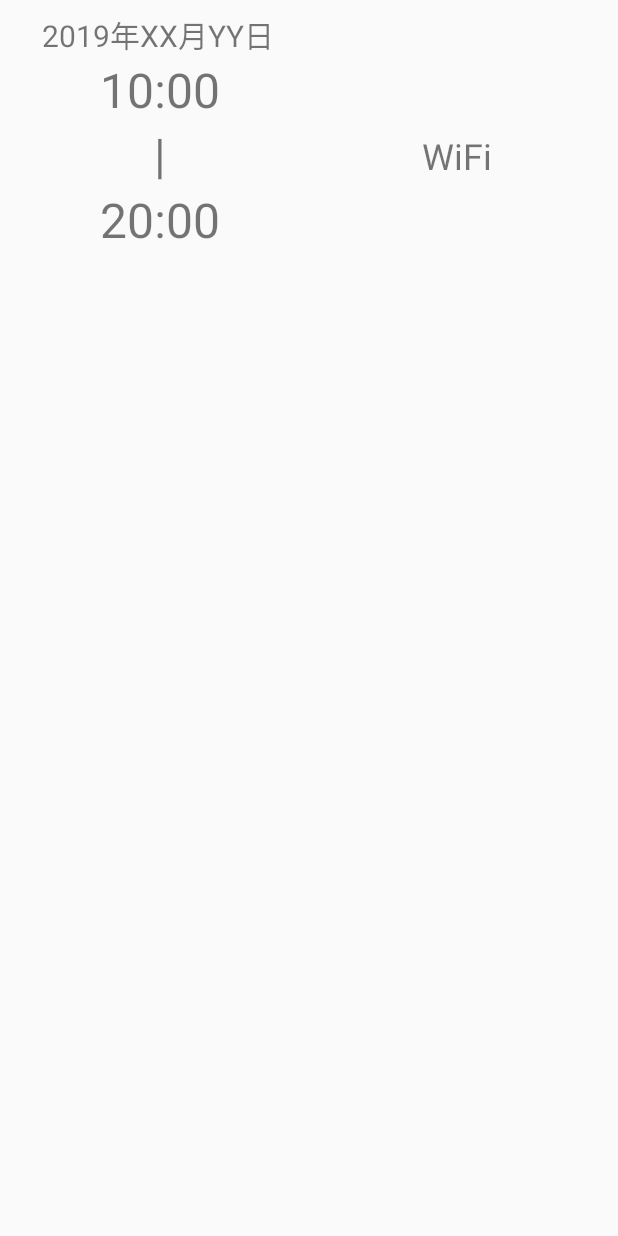
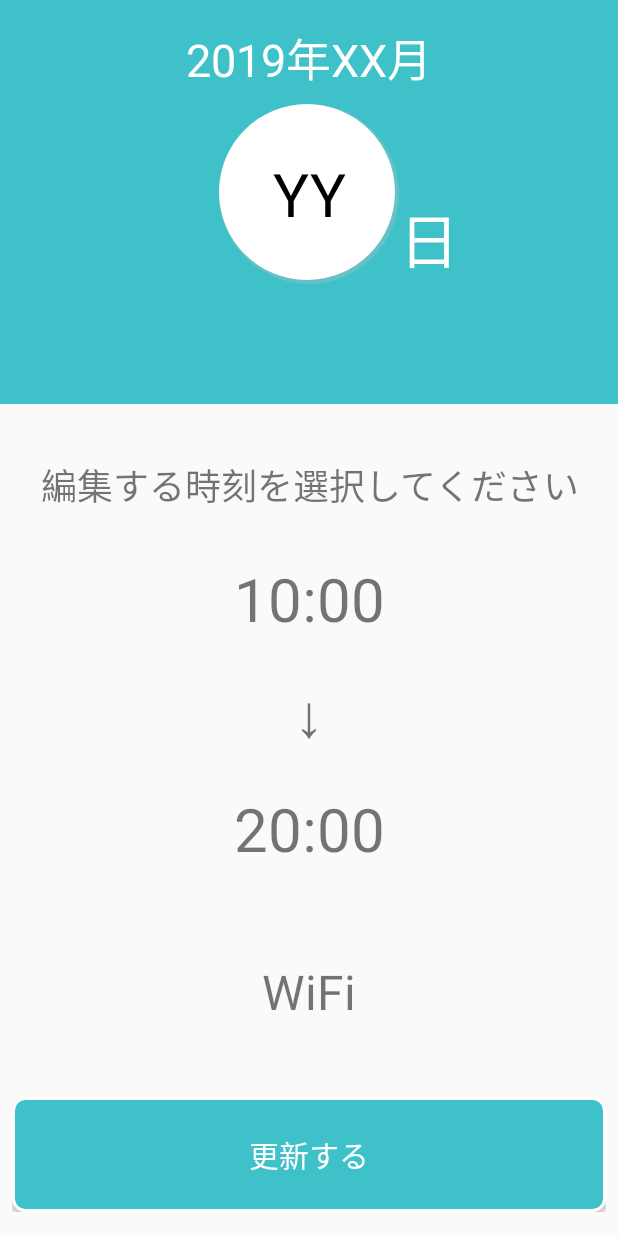
Before and after one commit to valjapan/AttendanceApp, an Android app: the WorkDataDetailActivity screen opened directly, with no data from a screen before it, on a phone screen of 412 x 824 dp. Run offline under Robolectric (Android 15) with nearby library versions, the phone set to English and light mode, and no system bars; libraries missing offline, so code that uses them is left out: io.realm; 9 statements that could not run were skipped.

Commit message:
UIできた！

```diff
--- a/app/src/main/java/com/valjapan/kintai/WorkDataDetailActivity.kt
+++ b/app/src/main/java/com/valjapan/kintai/WorkDataDetailActivity.kt
@@ -25,9 +25,11 @@ class WorkDataDetailActivity : AppCompatActivity() {
 
         val startTime = data?.startTime
         val finishTime = data?.finishTime
+        val day = SimpleDateFormat("yyyy年MM月")
         val date = SimpleDateFormat("dd", Locale.JAPANESE)
         val hour = SimpleDateFormat("HH:mm", Locale.JAPANESE)
 
+        dateTextView.text = day.format(startTime)
         dayTextView.text = date.format(startTime)
         startTimeTextView.text = hour.format(startTime)
         if (finishTime == null) {
--- a/app/src/main/java/com/valjapan/kintai/adapter/RealmViewAdapter.kt
+++ b/app/src/main/java/com/valjapan/kintai/adapter/RealmViewAdapter.kt
@@ -106,7 +106,4 @@ class RealmViewAdapter(
         var cardView: CardView = view.findViewById(R.id.cardView)
     }
 
-    interface OnItemClickListener {
-        fun onClickItem(key: String, item: WorkData)
-    }
 }
--- a/app/src/main/java/com/valjapan/kintai/fragment/AddWorkLogFragment.kt
+++ b/app/src/main/java/com/valjapan/kintai/fragment/AddWorkLogFragment.kt
@@ -37,7 +37,7 @@ class AddWorkLogFragment : Fragment() {
         workData = WorkData()
 
         if (readRealm() != null) {
-            view.addWorkDataImage.setImageResource(R.drawable.shape_round_orange)
+            view.addWorkDataImage.setImageResource(R.drawable.shape_round_blue)
             view.kakunin.text = "TAIKIN"
         } else {
             view.addWorkDataImage.setImageResource(R.drawable.shape_round)
@@ -51,7 +51,7 @@ class AddWorkLogFragment : Fragment() {
                 view.kakunin.text = "SHUKKIN"
                 reWriteRealm(data)
             } else {
-                view.addWorkDataImage.setImageResource(R.drawable.shape_round_orange)
+                view.addWorkDataImage.setImageResource(R.drawable.shape_round_blue)
                 view.kakunin.text = "TAIKIN"
                 addRealm(getWiFi())
             }
--- /dev/null
+++ b/app/src/main/res/drawable/button_background.xml
@@ -0,0 +1,12 @@
+<?xml version="1.0" encoding="utf-8"?>
+<shape xmlns:android="http://schemas.android.com/apk/res/android"
+    android:shape="rectangle">
+    <solid android:color="@color/colorPrimary" />
+
+    <corners android:radius="8dp" />
+
+    <stroke
+        android:width="2dp"
+        android:color="#ffffff" />
+
+</shape>
--- /dev/null
+++ b/app/src/main/res/drawable/shape_round_white.xml
@@ -0,0 +1,26 @@
+<?xml version="1.0" encoding="utf-8"?>
+
+
+<layer-list xmlns:android="http://schemas.android.com/apk/res/android">
+
+    <item>
+        <shape android:shape="oval">
+            <!--shadow Color-->
+            <solid android:color="#50BBBBBB" />
+
+            <size
+                android:width="120dp"
+                android:height="120dp" />
+        </shape>
+    </item>
+
+    <item
+        android:bottom="3dp"
+        android:left="0dp"
+        android:right="3dp"
+        android:top="0dp">
+        <shape android:shape="oval">
+            <solid android:color="@color/white" />
+        </shape>
+    </item>
+</layer-list>
--- a/app/src/main/res/layout/activity_work_data_detail.xml
+++ b/app/src/main/res/layout/activity_work_data_detail.xml
@@ -4,22 +4,69 @@
     android:layout_width="match_parent"
     android:layout_height="match_parent"
     android:orientation="vertical"
-    android:padding="8dp"
     tools:context=".WorkDataDetailActivity">
+
+    <RelativeLayout
+        android:layout_width="match_parent"
+        android:layout_height="0dp"
+        android:layout_weight="1"
+        android:background="@color/colorPrimary">
+
+        <LinearLayout
+            android:layout_width="match_parent"
+            android:layout_height="match_parent"
+            android:orientation="vertical">
+
+            <TextView
+                android:id="@+id/dateTextView"
+                android:layout_width="match_parent"
+                android:layout_height="wrap_content"
+                android:layout_centerHorizontal="true"
+                android:layout_marginTop="16dp"
+                android:gravity="center"
+                android:text="2019年XX月"
+                android:textColor="@color/white"
+                android:textSize="30sp"
+                android:transitionName="dateTime" />
+
+            <RelativeLayout
+                android:layout_width="match_parent"
+                android:layout_height="120dp"
+                android:layout_marginTop="8dp">
 
                 <TextView
                     android:id="@+id/dayTextView"
-        android:layout_width="match_parent"
+                    android:layout_width="120dp"
+                    android:layout_height="120dp"
+                    android:layout_centerHorizontal="true"
+                    android:background="@drawable/shape_round_white"
+                    android:gravity="center"
+                    android:text="YY"
+                    android:textColor="@color/grey_black_1000"
+                    android:textSize="40sp"
+                    android:transitionName="dateTime" />
+
+                <TextView
+                    android:layout_width="wrap_content"
                     android:layout_height="wrap_content"
-        android:layout_marginStart="20dp"
-        android:text="2019年XX月YY日"
-        android:textSize="20sp"
+                    android:layout_alignParentBottom="true"
+                    android:layout_toRightOf="@+id/dayTextView"
+                    android:text="日"
+                    android:textColor="@color/white"
+                    android:textSize="40sp"
                     android:transitionName="dateTime" />
+            </RelativeLayout>
+        </LinearLayout>
+    </RelativeLayout>
 
     <LinearLayout
         android:layout_width="match_parent"
-        android:layout_height="132dp"
-        android:orientation="horizontal">
+        android:layout_height="0dp"
+        android:layout_marginTop="8dp"
+        android:layout_marginBottom="8dp"
+        android:layout_weight="2"
+        android:orientation="horizontal"
+        android:padding="8dp">
 
         <LinearLayout
             android:layout_width="0dp"
@@ -28,44 +75,66 @@
             android:orientation="vertical">
 
             <TextView
+                android:layout_width="match_parent"
+                android:layout_height="0dp"
+                android:layout_weight="1"
+                android:gravity="center"
+                android:text="編集する時刻を選択してください"
+                android:textSize="24sp"
+                android:transitionName="ssid" />
+
+            <TextView
                 android:id="@+id/startTimeTextView"
                 android:layout_width="match_parent"
-                android:layout_height="wrap_content"
+                android:layout_height="0dp"
+                android:layout_weight="1"
                 android:gravity="center"
                 android:text="10:00"
-                android:textSize="32sp"
+                android:textSize="40sp"
                 android:transitionName="startTime" />
 
             <TextView
                 android:layout_width="match_parent"
-                android:layout_height="wrap_content"
+                android:layout_height="0dp"
+                android:layout_weight="1"
                 android:gravity="center"
-                android:text="|"
-                android:textSize="32sp"
+                android:text="↓"
+                android:textSize="40sp"
                 android:transitionName="finishTime" />
 
             <TextView
                 android:id="@+id/finishTimeTextView"
                 android:layout_width="match_parent"
-                android:layout_height="wrap_content"
+                android:layout_height="0dp"
+                android:layout_weight="1"
                 android:gravity="center"
                 android:text="20:00"
-                android:textSize="32sp"
+                android:textSize="40sp"
                 android:transitionName="finishTime" />
-
-        </LinearLayout>
 
             <TextView
                 android:id="@+id/ssidTimeTextView"
-            android:layout_width="0dp"
-            android:layout_height="match_parent"
+                android:layout_width="match_parent"
+                android:layout_height="0dp"
+                android:layout_marginTop="32dp"
                 android:layout_weight="1"
                 android:gravity="center"
                 android:text="WiFi"
-            android:textSize="24sp"
+                android:textSize="32sp"
                 android:transitionName="ssid" />
 
-    </LinearLayout>
-
+            <Button
+                android:id="@+id/reAddButton"
+                android:layout_width="match_parent"
+                android:layout_height="0dp"
+                android:layout_marginTop="32dp"
+                android:layout_weight="1"
+                android:background="@drawable/button_background"
+                android:foreground="?android:attr/selectableItemBackground"
+                android:text="更新する"
+                android:textColor="@color/white"
+                android:textSize="20sp" />
 
         </LinearLayout>
+    </LinearLayout>
+</LinearLayout>
--- a/app/src/main/res/layout/detail_dialog.xml
+++ b/app/src/main/res/layout/detail_dialog.xml
@@ -3,7 +3,6 @@
     xmlns:card_view="http://schemas.android.com/tools"
     android:layout_width="match_parent"
     android:layout_height="match_parent"
-    android:background="#00000000"
     android:orientation="vertical"
     android:padding="8dp"
     card_view:cardBackgroundColor="@android:color/transparent"
@@ -20,9 +19,9 @@
             android:layout_width="match_parent"
             android:layout_height="wrap_content"
             android:layout_marginStart="20dp"
+            android:layout_marginTop="8dp"
             android:text="2019年XX月YY日"
             android:textSize="24sp"
-            android:layout_marginTop="8dp"
             android:transitionName="dateTime" />
 
         <LinearLayout
@@ -87,17 +86,19 @@
                 android:id="@+id/doneButton"
                 android:layout_width="wrap_content"
                 android:layout_height="wrap_content"
-                android:background="#FFFFFFFF"
+                android:background="#FFFFFF"
                 android:text="OK"
-                android:textColor="@color/colorAccent" />
+                android:textColor="@color/colorAccent"
+                android:textSize="16sp" />
 
             <Button
                 android:id="@+id/reWriteButton"
                 android:layout_width="wrap_content"
                 android:layout_height="wrap_content"
-                android:background="#FFFFFFFF"
+                android:background="#FFFFFF"
                 android:text="編集"
-                android:textColor="@color/colorAccent" />
+                android:textColor="@color/colorAccent"
+                android:textSize="16sp" />
         </LinearLayout>
 
 
```
Also changed, not shown: app/src/main/res/drawable/shape_round_blue.xml (renamed from app/src/main/res/drawable/shape_round_orange.xml). Lines whose indentation alone changed are shown as unchanged.
